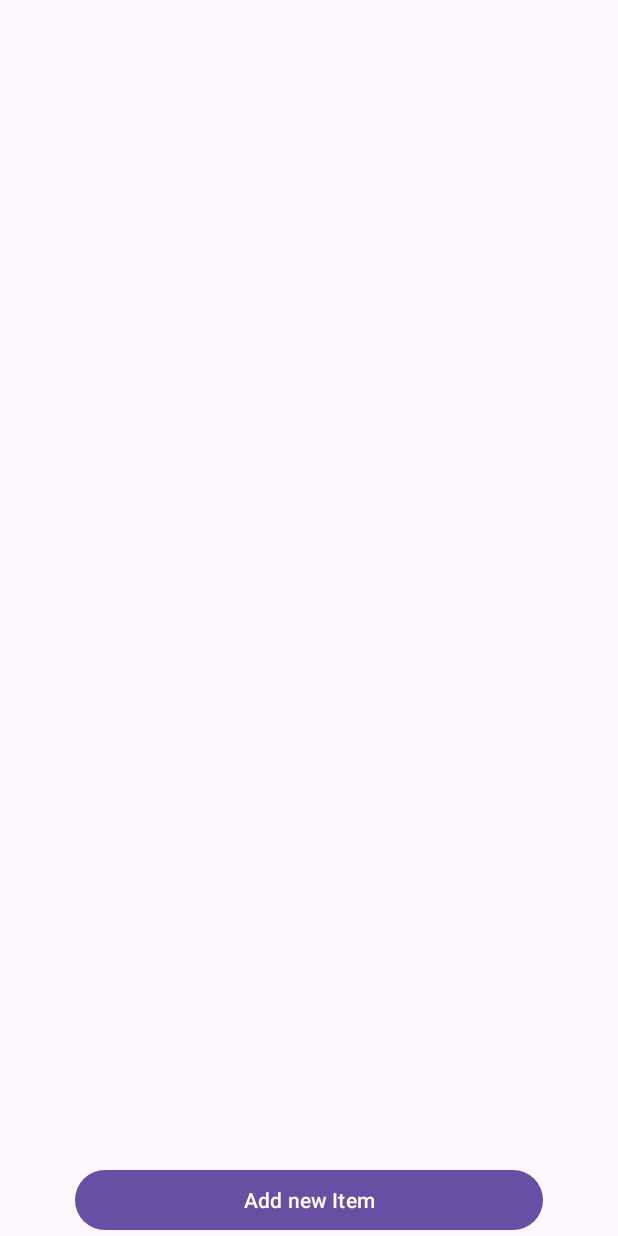
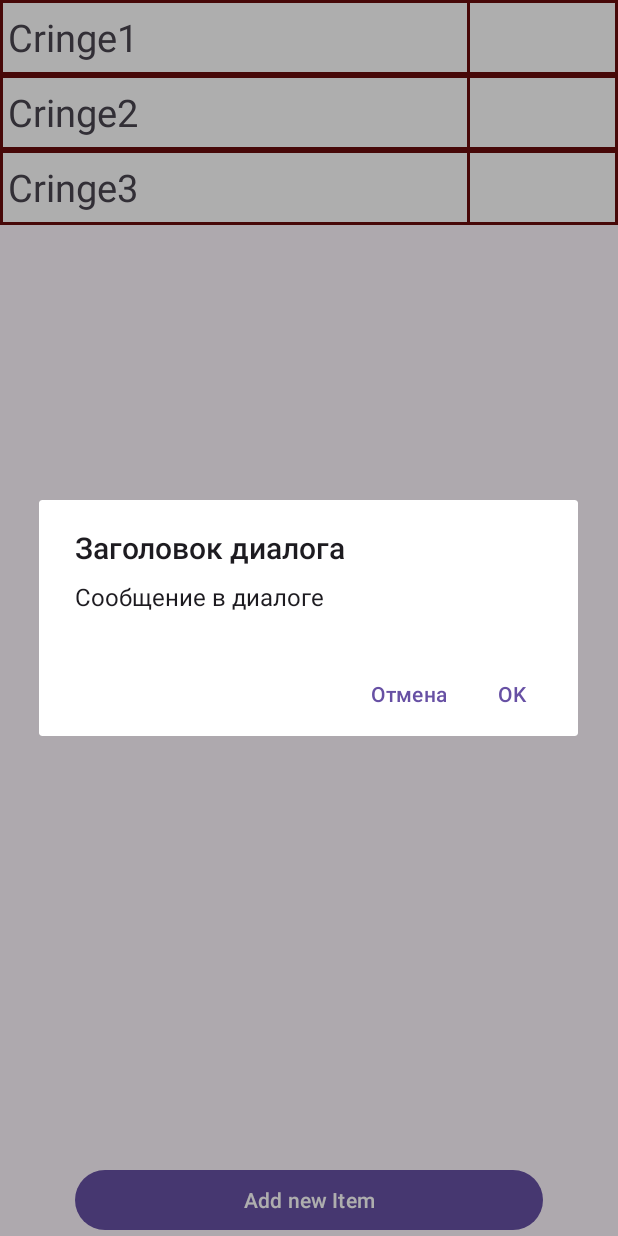
Before and after one commit to ChainikLucifera/Shop, an Android app: the screen it shows after launch (MainActivity), after a tap on "Add new Item", on a phone screen of 412 x 824 dp. Run offline under Robolectric (Android 15) with nearby library versions, the phone set to English and light mode, and no system bars.

Commit message:
Finally working RC, Borders

```diff
--- a/app/src/main/java/com/example/shop/MainActivity.kt
+++ b/app/src/main/java/com/example/shop/MainActivity.kt
@@ -4,15 +4,17 @@ import android.os.Bundle
 import android.util.Log
 import android.widget.Button
 import androidx.appcompat.app.AppCompatActivity
+import com.example.shop.databinding.ActivityMainBinding
 import com.example.shop.tools.NewItemDialogFragment
 
 class MainActivity : AppCompatActivity(), ShopListFragment.ShowDialog {
+
+    public lateinit var binding: ActivityMainBinding
+
     override fun onCreate(savedInstanceState: Bundle?) {
+
         super.onCreate(savedInstanceState)
         setContentView(R.layout.activity_main)
-
-        val addItem = findViewById<Button>(R.id.addItemBtn)
-        addItem.setOnClickListener { }
 
         supportFragmentManager
             .beginTransaction()
--- a/app/src/main/java/com/example/shop/RecyclerAdapter.kt
+++ b/app/src/main/java/com/example/shop/RecyclerAdapter.kt
@@ -1,5 +1,6 @@
 package com.example.shop
 
+import android.util.Log
 import android.view.LayoutInflater
 import android.view.ViewGroup
 import androidx.recyclerview.widget.RecyclerView
@@ -7,8 +8,12 @@ import com.example.shop.databinding.ShopItemBinding
 
 class RecyclerAdapter(val items: ArrayList<ShopItem>) :
     RecyclerView.Adapter<RecyclerAdapter.ShopItemViewHolder>() {
-    class ShopItemViewHolder(val binding: ShopItemBinding) :
-        RecyclerView.ViewHolder(binding.root) {}
+
+    class ShopItemViewHolder(private var binding: ShopItemBinding) :
+        RecyclerView.ViewHolder(binding.root) {
+        val itemName = binding.itemName
+        val itemImage = binding.itemImage
+    }
 
     override fun onCreateViewHolder(parent: ViewGroup, viewType: Int): ShopItemViewHolder {
         val inflater = LayoutInflater.from(parent.context)
@@ -24,9 +29,8 @@ class RecyclerAdapter(val items: ArrayList<ShopItem>) :
         position: Int
     ) {
         val item = items[position]
+        Log.d("TEST", "Setting attributes for... ${item.getName()}")
 
-        with(holder.binding) {
-            itemName.text = item.getName()
-        }
+        holder.itemName.text = item.getName()
     }
 }
--- a/app/src/main/java/com/example/shop/ShopItem.kt
+++ b/app/src/main/java/com/example/shop/ShopItem.kt
@@ -1,11 +1,25 @@
 package com.example.shop
 
-class ShopItem() {
-    private var name: String = ""
+class ShopItem(private var name: String) {
+    private var imagePath: String? = null
 
-    fun setName(name: String){
+    fun setName(name: String) {
         this.name = name
     }
+
     fun getName() = this.name
 
+    fun setImagePath(path: String?) {
+        this.imagePath = path
+    }
+
+
+// нужно при помощи контракта доставать из галереи фото,
+//а потом реализовывать этот метод
+
+//    fun getImagePath(): Uri? {
+//        if(imagePath != null)
+//            return Uri.parse(imagePath)
+//        return null
+//    }
 }
--- a/app/src/main/java/com/example/shop/ShopListFragment.kt
+++ b/app/src/main/java/com/example/shop/ShopListFragment.kt
@@ -2,10 +2,14 @@ package com.example.shop
 
 import android.content.Context
 import android.os.Bundle
+import android.util.Log
 import android.view.LayoutInflater
 import android.view.View
 import android.view.ViewGroup
 import androidx.fragment.app.Fragment
+import androidx.recyclerview.widget.LinearLayoutManager
+import androidx.recyclerview.widget.RecyclerView
+import com.example.shop.databinding.FragmentShopListBinding
 import com.example.shop.tools.NewItemDialogFragment
 
 class ShopListFragment : Fragment() {
@@ -15,6 +19,8 @@ class ShopListFragment : Fragment() {
      * которая находиться в [MainActivity]
      */
     private var listener: ShowDialog? = null
+    private lateinit var items: ArrayList<ShopItem>
+    private lateinit var fragmentBinding: FragmentShopListBinding
 
     interface ShowDialog { // при создании интерфейса, надо его использовать в активности, прописав
                            // в основании класса "..., ShopListFragment.ShowDialog"
@@ -29,16 +35,31 @@ class ShopListFragment : Fragment() {
     override fun onCreateView(
         inflater: LayoutInflater, container: ViewGroup?,
         savedInstanceState: Bundle?
-    ): View? {
-          val view = inflater.inflate(R.layout.fragment_shop_list, container, false)
+    ): View {
 
-        val dialogFragment = NewItemDialogFragment()
-
-        onAttach(requireContext())
-        showDialogFragment(dialogFragment)
+        //val view = inflater.inflate(R.layout.fragment_shop_list, container, false)
 
 
-        return view
+        //вместо view создал binding, так проще
+        fragmentBinding = FragmentShopListBinding.inflate(inflater, container, false)
+
+        items = ArrayList<ShopItem>().apply{
+            add(ShopItem("Cringe1"))
+            add(ShopItem("Cringe2"))
+            add(ShopItem("Cringe3"))
+        }
+
+        with(fragmentBinding.recyclerView){
+            layoutManager = LinearLayoutManager(requireContext())
+            adapter = RecyclerAdapter(items)
+        }
+
+        fragmentBinding.addItemBtn.setOnClickListener {
+            createNewItem()
+        }
+
+
+        return fragmentBinding.root
     }
 
     override fun onAttach(context: Context) {
@@ -53,6 +74,11 @@ class ShopListFragment : Fragment() {
         listener?.showDialogFragment(dialogFragment)
     }
 
+    private fun createNewItem(){
+        val dialogFragment = NewItemDialogFragment()
+        showDialogFragment(dialogFragment)
+    }
+
     companion object {
 
         @JvmStatic
--- a/app/src/main/java/com/example/shop/tools/NewItemDialogFragment.kt
+++ b/app/src/main/java/com/example/shop/tools/NewItemDialogFragment.kt
@@ -12,12 +12,14 @@ import androidx.fragment.app.DialogFragment
  */
 class NewItemDialogFragment : DialogFragment() {
     override fun onCreateDialog(savedInstanceState: Bundle?): Dialog {
-        return AlertDialog.Builder(requireContext())
+
+        return AlertDialog.Builder(requireContext()) // возможно dialogFragment не подходит, нужно разобраться
             .setTitle("Заголовок диалога")
             .setMessage("Сообщение в диалоге")
             .setPositiveButton("OK") { _: DialogInterface, _: Int ->
                 // Действие при нажатии на OK
             }
+
             .setNegativeButton("Отмена") { _: DialogInterface, _: Int ->
                 // Действие при нажатии на Отмена
             }
--- /dev/null
+++ b/app/src/main/res/drawable/border.xml
@@ -0,0 +1,8 @@
+<?xml version="1.0" encoding="utf-8"?>
+<shape xmlns:android="http://schemas.android.com/apk/res/android"
+    android:shape="rectangle">
+    <solid android:color="#FFFFFF" />
+    <stroke
+        android:width="2dp"
+        android:color="#680C0C" />
+</shape>
--- a/app/src/main/res/layout/activity_main.xml
+++ b/app/src/main/res/layout/activity_main.xml
@@ -7,13 +7,7 @@
     android:layout_height="match_parent"
     tools:context=".MainActivity">
 
-    <Button
-        android:id="@+id/addItemBtn"
-        android:layout_width="match_parent"
-        android:layout_height="wrap_content"
-        app:layout_constraintBottom_toBottomOf="parent"
-        android:layout_marginHorizontal="50dp"
-        android:text="Add new Item"/>
+
 
 
     <FrameLayout
--- a/app/src/main/res/layout/fragment_shop_list.xml
+++ b/app/src/main/res/layout/fragment_shop_list.xml
@@ -1,16 +1,30 @@
 <?xml version="1.0" encoding="utf-8"?>
 <FrameLayout xmlns:android="http://schemas.android.com/apk/res/android"
+    xmlns:app="http://schemas.android.com/apk/res-auto"
     xmlns:tools="http://schemas.android.com/tools"
-    xmlns:app="http://schemas.android.com/apk/res-auto"
     android:layout_width="match_parent"
     android:layout_height="match_parent"
     tools:context=".ShopListFragment">
 
-   <androidx.recyclerview.widget.RecyclerView
-       android:layout_width="match_parent"
-       android:layout_height="match_parent"
-       tools:listitem="@layout/shop_item"
-       android:id="@+id/recyclerView"
-       app:layoutManager="androidx.recyclerview.widget.LinearLayoutManager"/>
+    <androidx.constraintlayout.widget.ConstraintLayout
+        android:layout_width="match_parent"
+        android:layout_height="match_parent">
 
+        <androidx.recyclerview.widget.RecyclerView
+            android:id="@+id/recyclerView"
+            android:layout_width="match_parent"
+            android:layout_height="match_parent"
+            tools:listitem="@layout/shop_item" />
+
+        <Button
+            android:id="@+id/addItemBtn"
+            android:layout_width="match_parent"
+            android:layout_height="wrap_content"
+            android:layout_marginHorizontal="50dp"
+            android:text="@string/btn_text"
+            app:layout_constraintBottom_toBottomOf="parent"
+            app:layout_constraintEnd_toEndOf="parent"
+            app:layout_constraintStart_toStartOf="parent" />
+
+    </androidx.constraintlayout.widget.ConstraintLayout>
 </FrameLayout>
--- a/app/src/main/res/layout/shop_item.xml
+++ b/app/src/main/res/layout/shop_item.xml
@@ -6,12 +6,33 @@
     android:layout_width="match_parent"
     android:layout_height="wrap_content">
 
-    <TextView
-        android:id="@+id/itemName"
-        android:layout_width="wrap_content"
-        android:layout_height="wrap_content"
+    <LinearLayout
+        android:id="@+id/item"
+        android:layout_width="match_parent"
+        android:layout_height="50dp"
+        android:orientation="horizontal"
         app:layout_constraintStart_toStartOf="parent"
         app:layout_constraintTop_toTopOf="parent"
-        android:text="Shop item"
-        />
+        android:background="@drawable/border"
+        android:weightSum="4"
+     >
+        <TextView
+            android:layout_width="0dp"
+            android:layout_height="match_parent"
+            android:id="@+id/itemName"
+            android:layout_weight="3"
+            tools:text="@string/shop_item_default"
+            android:textSize="25sp"
+            android:gravity="center|start"
+            android:layout_margin="5dp"
+            />
+        <ImageView
+            android:layout_width="0dp"
+            android:layout_height="match_parent"
+            android:layout_weight="1"
+            android:id="@+id/itemImage"
+            android:background="@drawable/border"
+
+            />
+    </LinearLayout>
 </androidx.constraintlayout.widget.ConstraintLayout>
--- a/app/src/main/res/values/strings.xml
+++ b/app/src/main/res/values/strings.xml
@@ -2,4 +2,6 @@
     <string name="app_name">Shop</string>
     <!-- TODO: Remove or change this placeholder text -->
     <string name="hello_blank_fragment">Hello blank fragment</string>
+    <string name="shop_item_default">Shop item</string>
+    <string name="btn_text">Add new Item</string>
 </resources>
```
